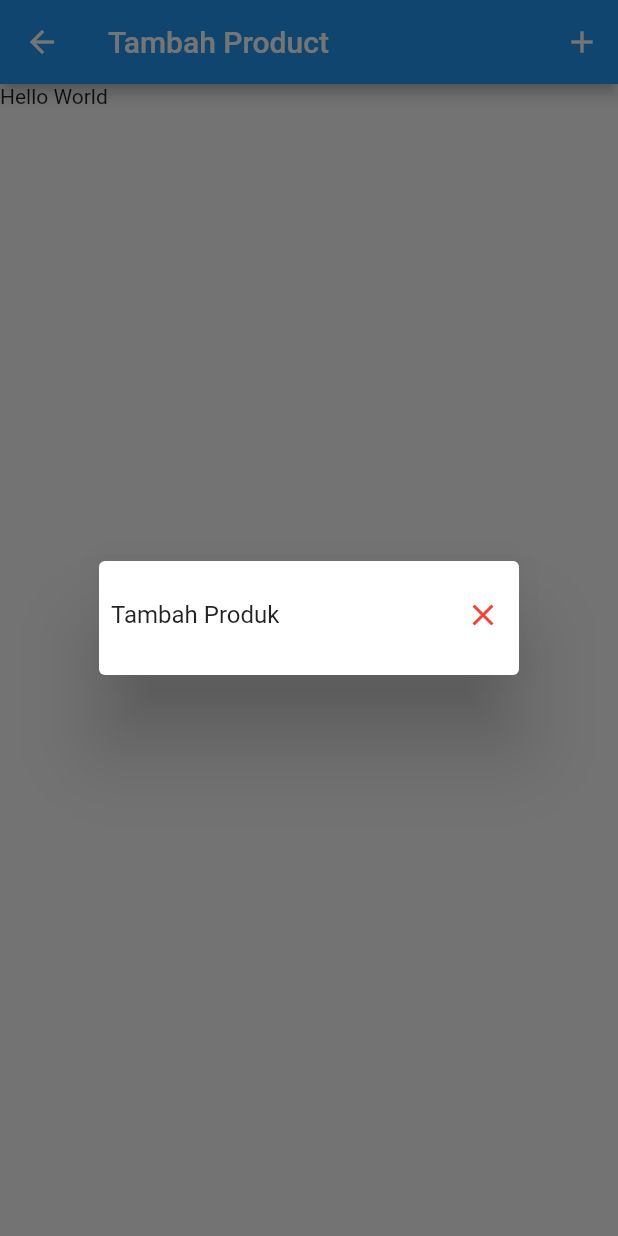
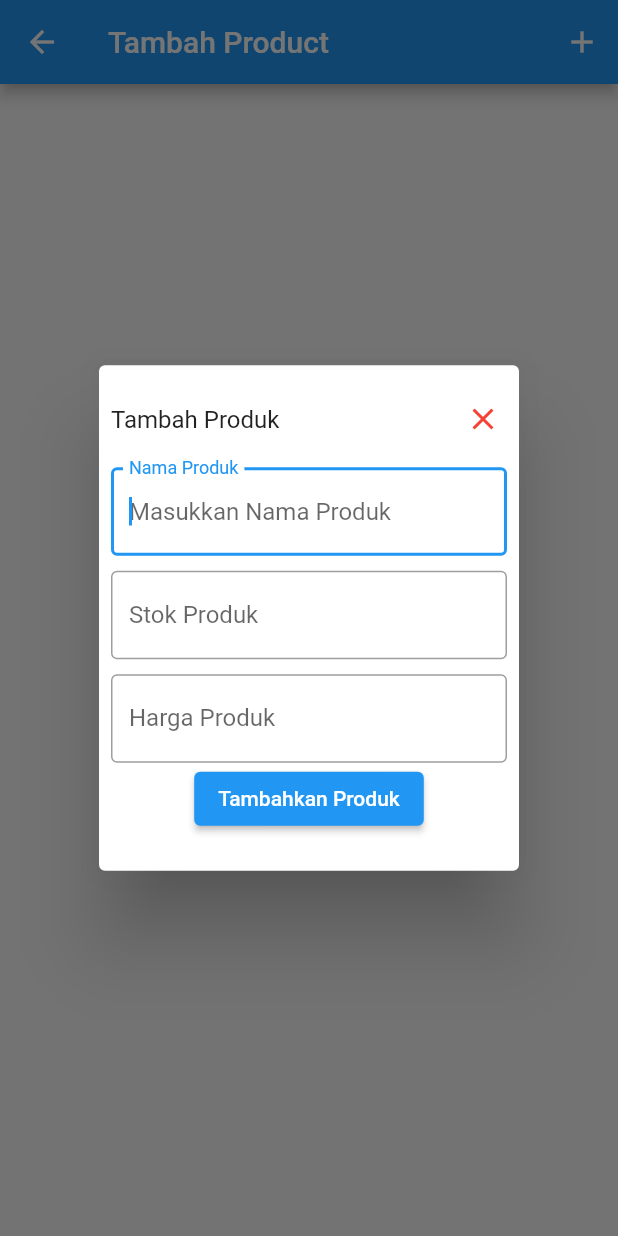
Before and after one commit to andymulya/app_kasir, a Flutter app: the AddProductPage screen opened by its route, after a tap on the "add" icon, on a phone screen of 412 x 824 dp. Run offline on Flutter 3.47's test engine with Material 2 defaults, Android fonts, the phone set to English and light mode, and no system bars; our stand-ins replace sqflite; accounts and stored records are empty.

Commit message:
Menambahkan fitur menambahkan produk dengan showDialog

```diff
--- a/lib/main.dart
+++ b/lib/main.dart
@@ -1,3 +1,4 @@
+import 'package:app_kasir/providers/add_form_provider.dart';
 import 'package:app_kasir/providers/sqflite_provider.dart';
 import 'package:app_kasir/routes/routes.dart';
 import 'package:flutter/material.dart';
@@ -12,7 +13,8 @@ class MyApp extends StatelessWidget{
   Widget build(BuildContext context){
     return MultiProvider(
       providers: [
-        ChangeNotifierProvider(create: (context) => SqfliteProvider())
+        ChangeNotifierProvider(create: (context) => SqfliteProvider()),
+        ChangeNotifierProvider(create: (context) => AddFormProvider())
       ],
       child: MaterialApp(
         debugShowCheckedModeBanner: false,
--- a/lib/pages/add_product_page.dart
+++ b/lib/pages/add_product_page.dart
@@ -1,28 +1,43 @@
+import 'package:app_kasir/providers/add_form_provider.dart';
+import 'package:app_kasir/providers/sqflite_provider.dart';
 import 'package:flutter/material.dart';
+import 'package:provider/provider.dart';
 
 class AddProductPage extends StatelessWidget{
 	const AddProductPage({super.key});
 
 	@override
 	Widget build(BuildContext context){
+		final addFormProvider = Provider.of<AddFormProvider>(context);
+		final sqfliteProvider = Provider.of<SqfliteProvider>(context);
+
 		return Scaffold(
 			appBar: AppBar(
 				title: const Text('Tambah Product'),
 				actions: [
 					IconButton(
 						onPressed: (){
-							_showSimpleDialog(context);
+							_showSimpleDialog(context, addFormProvider, sqfliteProvider);
 						},
 						icon: const Icon(Icons.add)
 					)
 				],
 			),
-			body: Text('Hello World'),
+			body: Consumer<SqfliteProvider>(
+				builder: (context, value, _){
+					if(value.products.isEmpty) return const Center(child: Text('Produk Kosong'));
+					if(value.isLoading) return const Center(child: CircularProgressIndicator());
+
+					return ListMenuAddProductWidget();
+				},
+			),
 		);
 	}
 }
 
-void _showSimpleDialog(BuildContext context){
+
+//View show dialog untuk form tambah data produk
+void _showSimpleDialog(BuildContext context, AddFormProvider addFormProvider, SqfliteProvider sqfliteProvider){
 	showDialog(context: context,
 		builder: (context) => SimpleDialog(
 			children: [
@@ -36,6 +51,88 @@ void _showSimpleDialog(BuildContext context){
 						CloseButton(color: Colors.red, onPressed: () => Navigator.pop(context))
 					],
 				),
+
+				SizedBox(
+					child: Column(
+					  	children: [
+					  		Padding(
+						  		padding: const EdgeInsets.all(8.0),
+						  		child: Form(
+						  		  	key: addFormProvider.formKey,
+						  		  	child: Column(
+						  		  	  	children: [
+						  		  	  		//Form untuk nama produk
+						  		  	  		TextFormField(
+						  		  	  			controller: addFormProvider.name,
+						  		  	  			autofocus: true,
+						  		  	  			decoration: const InputDecoration(
+						  		  	  				labelText: 'Nama Produk',
+						  		  	  				hintText: 'Masukkan Nama Produk',
+						  		  	  				border: OutlineInputBorder(),
+						  		  	  			),
+						  		  	  			validator: (value){
+						  		  	  				if(value!.isEmpty) return 'Nama tidak boleh kosong';
+						  		  	  				return null;
+						  		  	  			},
+						  		  	  		),
+
+						  		  	  		//Form untuk stok produk
+						  		  	  		Container(
+						  		  	  			margin: const EdgeInsets.symmetric(vertical: 10),
+							  		  	  		child: TextFormField(
+							  		  	  			controller: addFormProvider.stock,
+							  		  	  		  	decoration: const InputDecoration(
+							  		  	  		  		labelText: 'Stok Produk',
+							  		  	  		  		hintText: 'Masukkan Stok Produk',
+							  		  	  		  		border: OutlineInputBorder(),
+							  		  	  		  	),
+							  		  	  		  	keyboardType: TextInputType.number,
+							  		  	  		  	validator: (value){
+							  		  	  		  		if(value!.isEmpty) return 'Stok tidak boleh kosong';
+							  		  	  		  		return null;
+							  		  	  		  	},
+							  		  	  		),
+						  		  	  		),
+
+						  		  	  		//Form untuk harga produk
+						  		  	  		TextFormField(
+						  		  	  			controller: addFormProvider.price,
+						  		  	  			decoration: const InputDecoration(
+						  		  	  				labelText: 'Harga Produk',
+						  		  	  				hintText: 'Masukkan Harga Produk',
+						  		  	  				border: OutlineInputBorder(),
+						  		  	  			),
+						  		  	  			keyboardType: TextInputType.number,
+						  		  	  			validator: (value){
+						  		  	  				if(value!.isEmpty) return 'Harga tidak boleh kosong';
+						  		  	  				return null;
+						  		  	  			},
+						  		  	  		),
+
+						  		  	  		//Tombol untuk mengirim data produk
+						  		  	  		ElevatedButton(
+						  		  	  			onPressed: () async {
+						  		  	  				if(addFormProvider.formKey.currentState!.validate()){
+
+						  		  	  					await sqfliteProvider.addProduct(addFormProvider);
+						  		  	  					await sqfliteProvider.getProducts();
+						  		  	  					addFormProvider.name.text = '';
+						  		  	  					addFormProvider.stock.text = '';
+						  		  	  					addFormProvider.price.text = '';
+
+						  		  	  				}else{
+						  		  	  					print('gagal mengirimkan data produk');
+						  		  	  				}
+						  		  	  			},
+						  		  	  			child: const Text('Tambahkan Produk')
+						  		  	  		)
+						  		  	  	],
+						  		  	),
+						  		),
+					  		),
+					  	]
+					),
+				)
 			],
 	));
 }
--- /dev/null
+++ b/lib/providers/add_form_provider.dart
@@ -0,0 +1,19 @@
+import 'package:flutter/widgets.dart';
+
+class AddFormProvider extends ChangeNotifier{
+	GlobalKey<FormState> _formKey = GlobalKey<FormState>();
+	final TextEditingController _name = TextEditingController();
+	final TextEditingController _stock = TextEditingController();
+	final TextEditingController _price  = TextEditingController();
+
+	GlobalKey<FormState> get formKey => _formKey;
+	set formKey(formKey){
+		_formKey = formKey;
+		notifyListeners();
+	}
+
+	TextEditingController get name => _name;
+	TextEditingController get stock => _stock;
+	TextEditingController get price => _price;
+
+}
```
Also changed, not shown: lib/providers/sqflite_provider.dart (+5 -5 lines), lib/widgets/list_menu_add_product_page_widget.dart (added), lib/widgets/list_menu_main_page_widget.dart (added).
